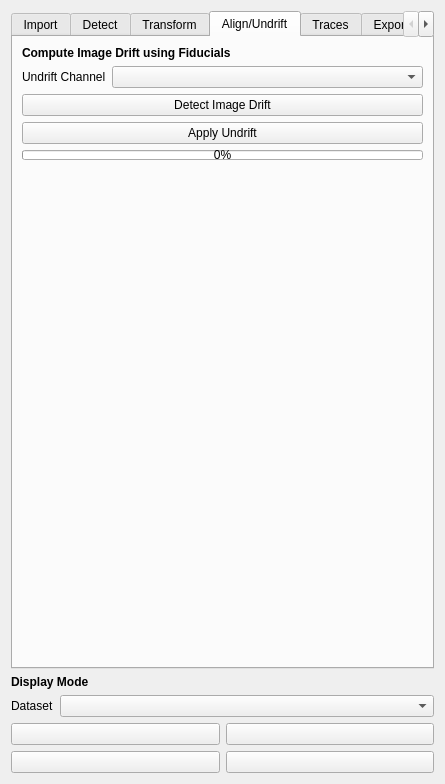
Qt form src/napari_gapseq2/widget_ui.ui (piedrro/napari-GapSeq2) before a commit.
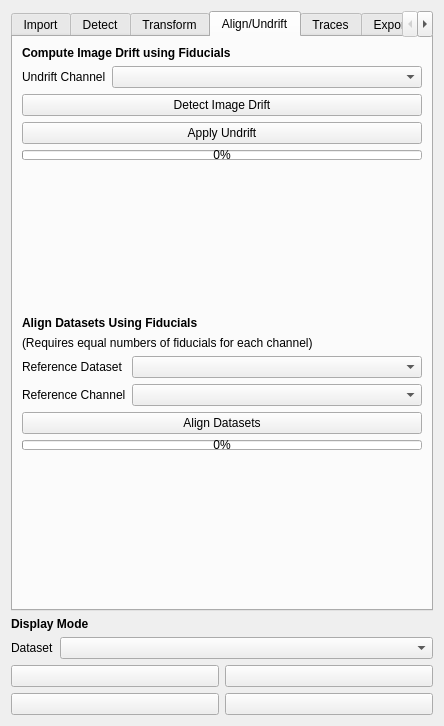
The same form after that commit. The open tabs and pages were chosen to show the change.

Commit message: added dataset alignment

```diff
--- a/src/napari_gapseq2/widget_ui.ui
+++ b/src/napari_gapseq2/widget_ui.ui
@@ -6,8 +6,8 @@
    <rect>
     <x>0</x>
     <y>0</y>
-    <width>445</width>
-    <height>784</height>
+    <width>444</width>
+    <height>725</height>
    </rect>
   </property>
   <property name="windowTitle">
@@ -985,8 +985,97 @@
          </property>
          <property name="sizeHint" stdset="0">
           <size>
-           <width>354</width>
-           <height>376</height>
+           <width>20</width>
+           <height>40</height>
+          </size>
+         </property>
+        </spacer>
+       </item>
+       <item>
+        <widget class="QLabel" name="label_30">
+         <property name="font">
+          <font>
+           <weight>75</weight>
+           <bold>true</bold>
+          </font>
+         </property>
+         <property name="text">
+          <string>Align Datasets Using Fiducials</string>
+         </property>
+        </widget>
+       </item>
+       <item>
+        <widget class="QLabel" name="label_34">
+         <property name="text">
+          <string>(Requires equal numbers of fiducials for each channel)</string>
+         </property>
+        </widget>
+       </item>
+       <item>
+        <layout class="QFormLayout" name="formLayout_10">
+         <item row="0" column="0">
+          <widget class="QLabel" name="label_31">
+           <property name="text">
+            <string>Reference Dataset</string>
+           </property>
+          </widget>
+         </item>
+         <item row="0" column="1">
+          <widget class="QComboBox" name="align_reference_dataset"/>
+         </item>
+         <item row="1" column="0">
+          <widget class="QLabel" name="label_33">
+           <property name="text">
+            <string>Reference Channel</string>
+           </property>
+          </widget>
+         </item>
+         <item row="1" column="1">
+          <widget class="QComboBox" name="align_reference_channel"/>
+         </item>
+        </layout>
+       </item>
+       <item>
+        <widget class="QPushButton" name="gapseq_align_datasets">
+         <property name="text">
+          <string>Align Datasets</string>
+         </property>
+        </widget>
+       </item>
+       <item>
+        <widget class="QProgressBar" name="align_progressbar">
+         <property name="sizePolicy">
+          <sizepolicy hsizetype="Minimum" vsizetype="Minimum">
+           <horstretch>0</horstretch>
+           <verstretch>0</verstretch>
+          </sizepolicy>
+         </property>
+         <property name="minimumSize">
+          <size>
+           <width>0</width>
+           <height>0</height>
+          </size>
+         </property>
+         <property name="maximumSize">
+          <size>
+           <width>16777215</width>
+           <height>10</height>
+          </size>
+         </property>
+         <property name="value">
+          <number>0</number>
+         </property>
+        </widget>
+       </item>
+       <item>
+        <spacer name="verticalSpacer_11">
+         <property name="orientation">
+          <enum>Qt::Vertical</enum>
+         </property>
+         <property name="sizeHint" stdset="0">
+          <size>
+           <width>20</width>
+           <height>40</height>
           </size>
          </property>
         </spacer>
```
Left out of the diff: 9 changed lines with no effect on the pictures. The commit also changes 7 other files.
